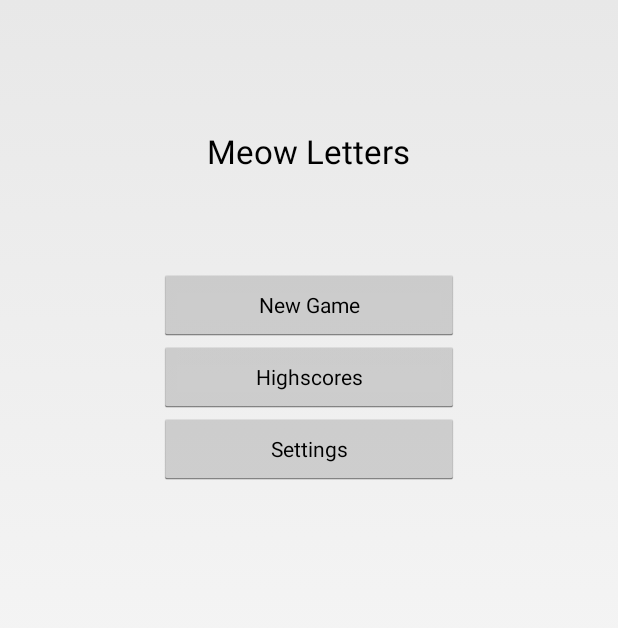
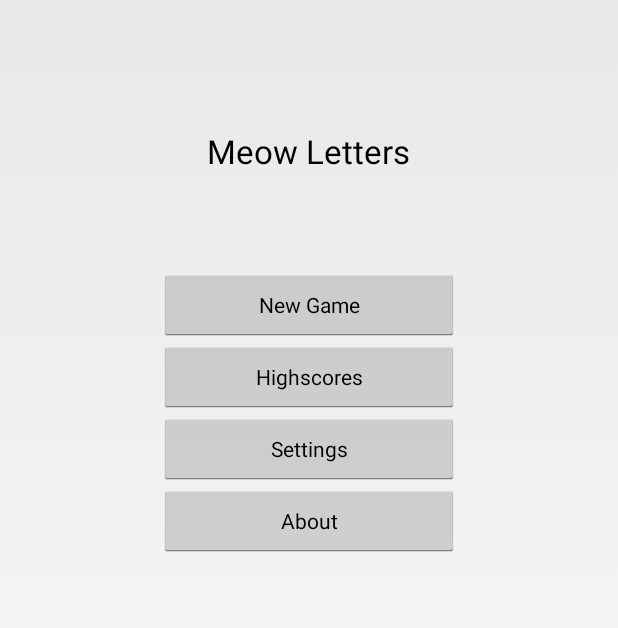
Before and after one commit to ana-balica/meow_letters, an Android app: the screen it shows after launch (MainActivity), on a phone screen of 412 x 824 dp. Shown: the top 628 px of the screen. Run offline under Robolectric (Android 15) with nearby library versions, the phone set to English and light mode, and no system bars.

Commit message:
add About menu button

```diff
--- a/app/src/main/res/layout/activity_main.xml
+++ b/app/src/main/res/layout/activity_main.xml
@@ -29,4 +29,8 @@
         android:id="@+id/settings_button"
         android:text="@string/settings" />
 
+    <Button
+        style="@style/menu_button"
+        android:id="@+id/about_button"
+        android:text="@string/about" />
 </LinearLayout>
--- a/app/src/main/res/values/strings.xml
+++ b/app/src/main/res/values/strings.xml
@@ -7,4 +7,5 @@
     <string name="new_game">New Game</string>
     <string name="highscores">Highscores</string>
     <string name="settings">Settings</string>
+    <string name="about">About</string>
 </resources>
```
